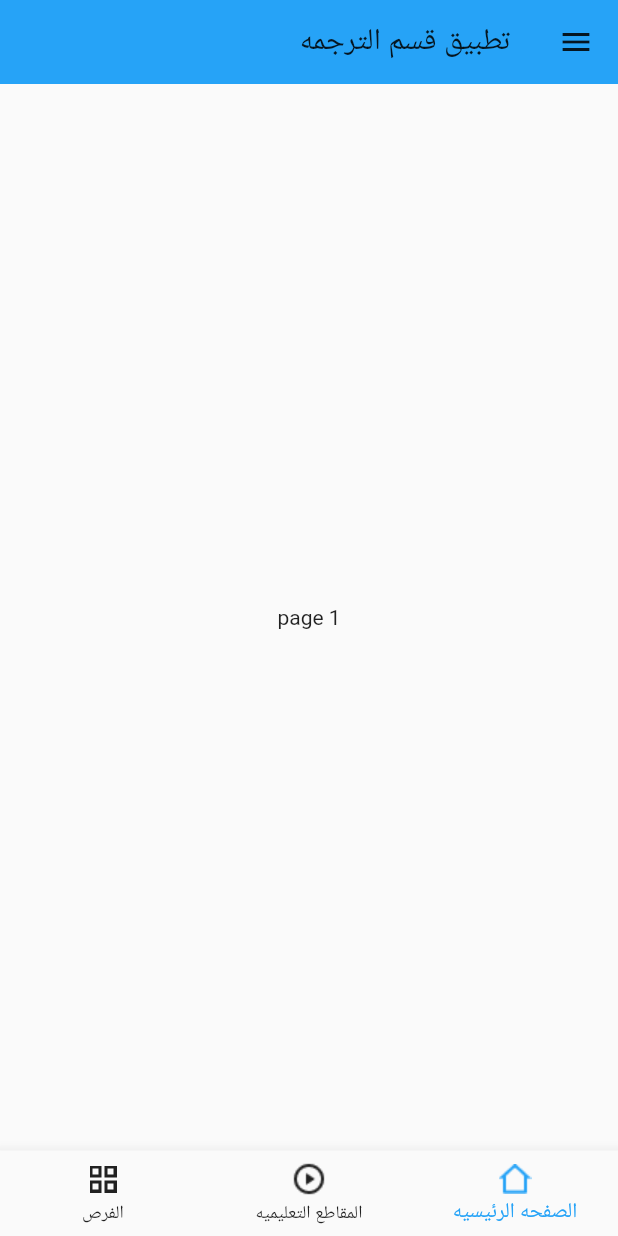
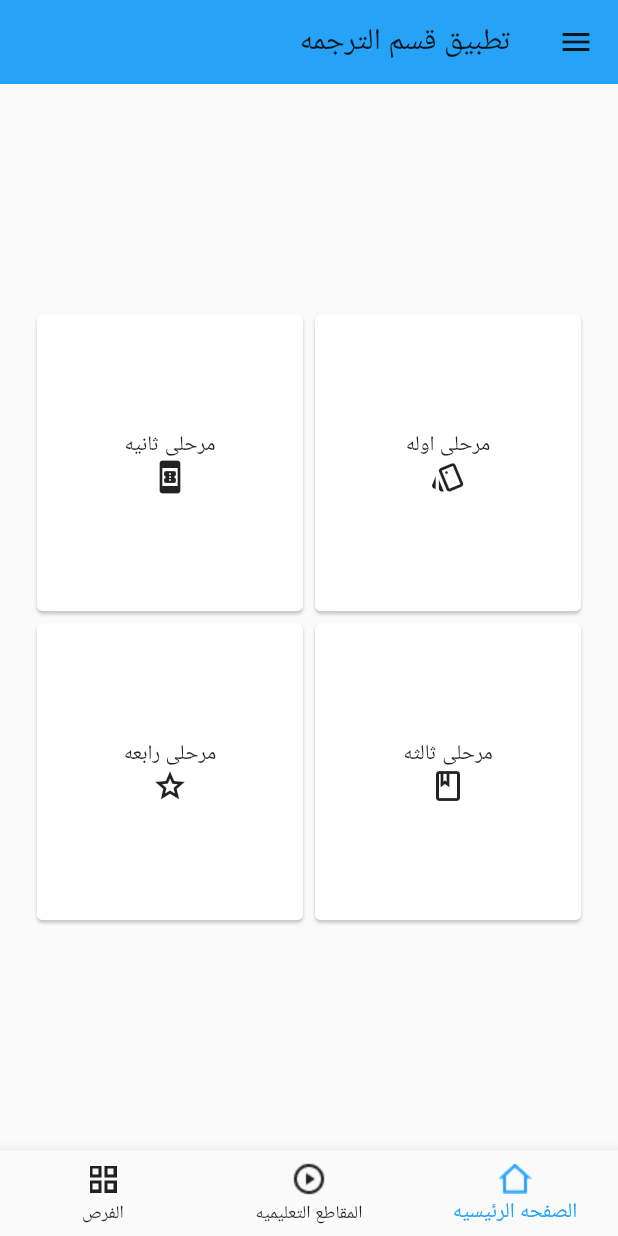
Before and after one commit to husseinkad/translation-dept.-app-, a Flutter app: the screen it shows after launch, on a phone screen of 412 x 824 dp. Run offline on Flutter 3.47's test engine with Material 2 defaults, Android fonts, the phone set to English and light mode, and no system bars.

Commit message:
Home Page

```diff
--- a/lib/home.dart
+++ b/lib/home.dart
@@ -1,4 +1,6 @@
 import 'package:flutter/material.dart';
+
+import 'home_page.dart';
 
 
 class Home extends StatefulWidget {
@@ -12,7 +14,7 @@ class _HomeState extends State<Home> {
 
   int _selectedScreenIndex = 0;
   static const List<Widget> _widgetOptions = <Widget>[
-    Text('page 1'),
+    HomePage(),
     Text('page 2'),
     Text('page 3'),
   ];
--- /dev/null
+++ b/lib/home_page.dart
@@ -0,0 +1,55 @@
+import 'package:flutter/material.dart';
+
+class HomePage extends StatefulWidget {
+  const HomePage({Key? key}) : super(key: key);
+
+  @override
+  State<HomePage> createState() => _HomePageState();
+}
+
+class _HomePageState extends State<HomePage> {
+  @override
+  Widget build(BuildContext context) {
+    return Column(
+     mainAxisAlignment: MainAxisAlignment.center,
+      children: [
+        Row(
+          mainAxisAlignment: MainAxisAlignment.center,
+          children: [
+            gradeCard('مرحلى اوله', Icons.style_outlined, (){}, context),
+            gradeCard('مرحلى ثانيه', Icons.book_online, (){}, context),
+          ],
+        ),
+        Row(
+          mainAxisAlignment: MainAxisAlignment.center,
+          children: [
+           gradeCard('مرحلى ثالثه', Icons.class_outlined, (){}, context),
+           gradeCard('مرحلى رابعه', Icons.grade_outlined, (){}, context),
+          ],
+        ),
+      ],
+    );
+  }
+}
+
+
+Widget gradeCard(grade, icon, onTap, context){
+  return Center(
+    child: GestureDetector(
+      onTap: onTap,
+      child: SizedBox(
+        height: MediaQuery.of(context).size.height * 0.25,
+        width: MediaQuery.of(context).size.width * 0.45,
+        child: Card(
+          child: Column(
+            mainAxisAlignment: MainAxisAlignment.center,
+            children: [
+              Text(grade),
+              Icon(icon)
+            ],
+          ),
+        ),
+      ),
+    ),
+  );
+}
```
